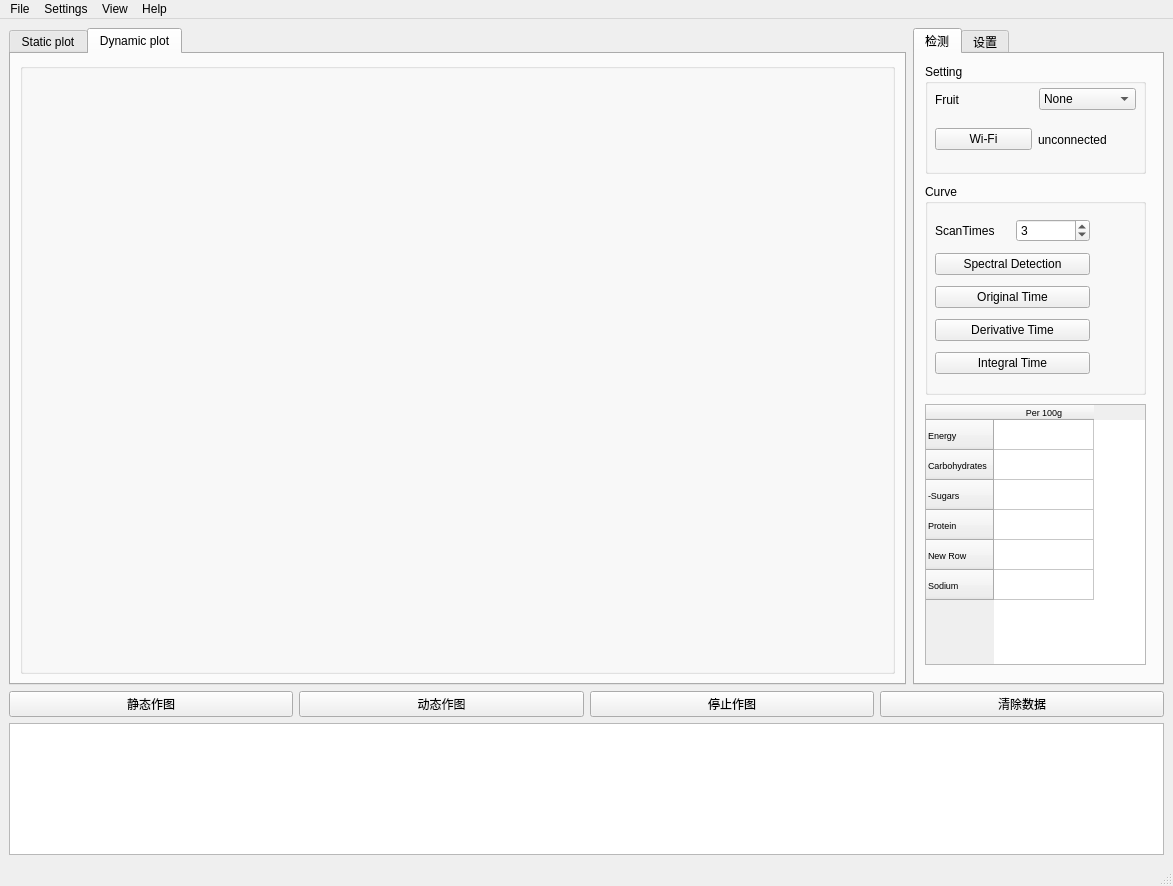
This is Software_project/junior_gui/Mainwindow.ui in fanghaow/Srtp_project as Qt 5 draws it before an edit. The edited form follows.
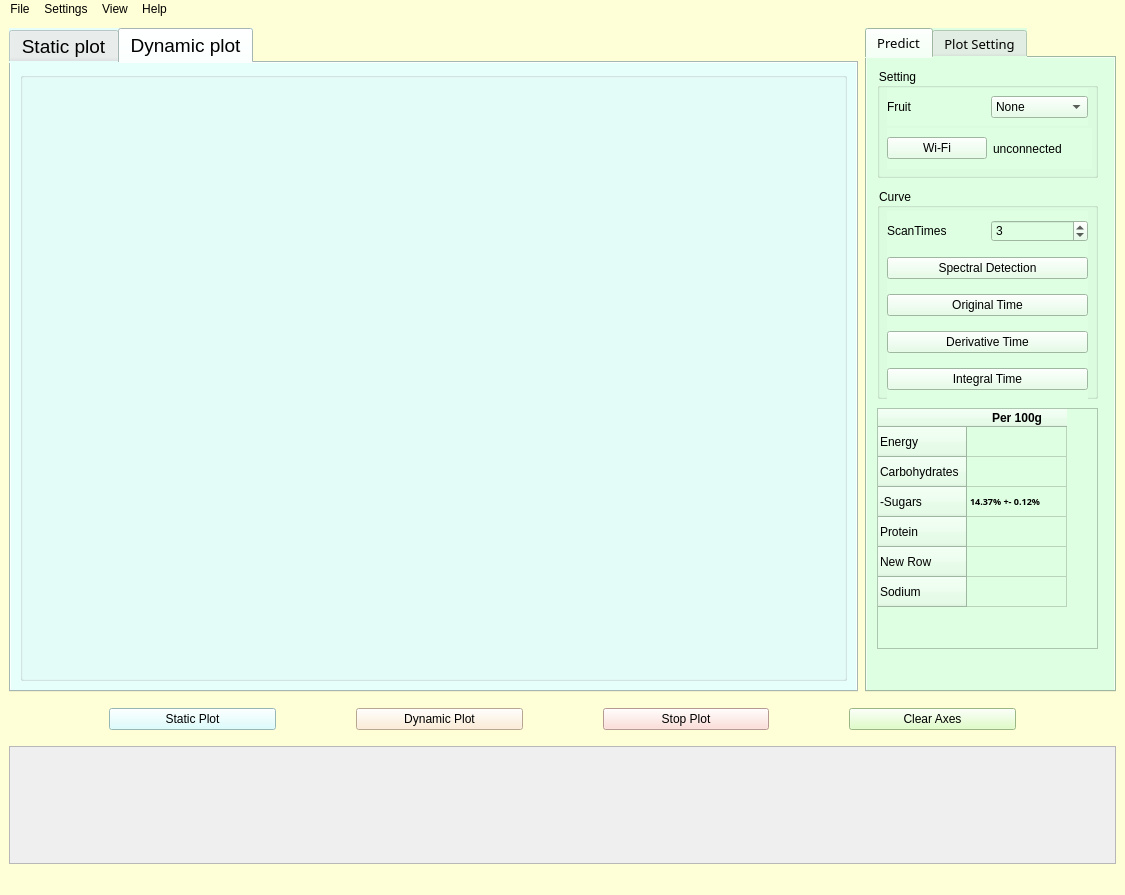
This is the edited form. The open tabs and pages were chosen to show the change.

Commit message: Completed model calibration and edit software gui for beauty

```diff
--- a/Software_project/junior_gui/Mainwindow.ui
+++ b/Software_project/junior_gui/Mainwindow.ui
@@ -6,13 +6,16 @@
    <rect>
     <x>0</x>
     <y>0</y>
-    <width>1173</width>
-    <height>886</height>
+    <width>1125</width>
+    <height>895</height>
    </rect>
   </property>
   <property name="windowTitle">
    <string>水果光谱检测</string>
   </property>
+  <property name="styleSheet">
+   <string notr="true">background-color: rgb(255, 255, 215);</string>
+  </property>
   <widget class="QWidget" name="centralwidget">
    <layout class="QVBoxLayout" name="verticalLayout_4" stretch="4,1">
     <item>
@@ -24,6 +27,15 @@
        <layout class="QVBoxLayout" name="verticalLayout">
         <item>
          <widget class="QTabWidget" name="tabWidget_2">
+          <property name="font">
+           <font>
+            <family>Arial</family>
+            <pointsize>14</pointsize>
+           </font>
+          </property>
+          <property name="styleSheet">
+           <string notr="true">background-color: rgb(231, 255, 251);</string>
+          </property>
           <property name="currentIndex">
            <number>0</number>
           </property>
@@ -76,6 +88,15 @@
           <height>16777215</height>
          </size>
         </property>
+        <property name="font">
+         <font>
+          <family>HGF1_CNKI</family>
+          <pointsize>10</pointsize>
+         </font>
+        </property>
+        <property name="styleSheet">
+         <string notr="true">background-color: rgb(222, 255, 225);</string>
+        </property>
         <property name="tabPosition">
          <enum>QTabWidget::North</enum>
         </property>
@@ -84,7 +105,7 @@
         </property>
         <widget class="QWidget" name="tab">
          <attribute name="title">
-          <string>检测</string>
+          <string>Predict</string>
          </attribute>
          <widget class="QGroupBox" name="groupSetting">
           <property name="geometry">
@@ -116,7 +137,7 @@
              <x>10</x>
              <y>20</y>
              <width>201</width>
-             <height>31</height>
+             <height>38</height>
             </rect>
            </property>
            <layout class="QHBoxLayout" name="horizontalLayout">
@@ -148,8 +169,8 @@
             <rect>
              <x>10</x>
              <y>60</y>
-             <width>199</width>
-             <height>31</height>
+             <width>205</width>
+             <height>41</height>
             </rect>
            </property>
            <layout class="QHBoxLayout" name="horizontalLayout_3">
@@ -198,9 +219,9 @@
            <property name="geometry">
             <rect>
              <x>10</x>
-             <y>30</y>
-             <width>155</width>
-             <height>168</height>
+             <y>23</y>
+             <width>201</width>
+             <height>192</height>
             </rect>
            </property>
            <layout class="QVBoxLayout" name="verticalLayout_2">
@@ -271,7 +292,7 @@
             <x>10</x>
             <y>350</y>
             <width>221</width>
-            <height>261</height>
+            <height>241</height>
            </rect>
           </property>
           <property name="minimumSize">
@@ -286,13 +307,24 @@
             <height>16777215</height>
            </size>
           </property>
+          <property name="font">
+           <font>
+            <family>Times New Roman</family>
+            <pointsize>28</pointsize>
+            <weight>50</weight>
+            <bold>false</bold>
+           </font>
+          </property>
           <row>
            <property name="text">
             <string>Energy</string>
            </property>
            <property name="font">
             <font>
-             <pointsize>7</pointsize>
+             <family>Arial</family>
+             <pointsize>9</pointsize>
+             <weight>50</weight>
+             <bold>false</bold>
             </font>
            </property>
           </row>
@@ -302,7 +334,10 @@
            </property>
            <property name="font">
             <font>
-             <pointsize>7</pointsize>
+             <family>Arial</family>
+             <pointsize>9</pointsize>
+             <weight>50</weight>
+             <bold>false</bold>
             </font>
            </property>
           </row>
@@ -312,7 +347,10 @@
            </property>
            <property name="font">
             <font>
-             <pointsize>7</pointsize>
+             <family>Arial</family>
+             <pointsize>9</pointsize>
+             <weight>50</weight>
+             <bold>false</bold>
             </font>
            </property>
           </row>
@@ -322,7 +360,10 @@
            </property>
            <property name="font">
             <font>
-             <pointsize>7</pointsize>
+             <family>Arial</family>
+             <pointsize>9</pointsize>
+             <weight>50</weight>
+             <bold>false</bold>
             </font>
            </property>
           </row>
@@ -332,7 +373,10 @@
            </property>
            <property name="font">
             <font>
-             <pointsize>7</pointsize>
+             <family>Arial</family>
+             <pointsize>9</pointsize>
+             <weight>50</weight>
+             <bold>false</bold>
             </font>
            </property>
           </row>
@@ -342,7 +386,10 @@
            </property>
            <property name="font">
             <font>
-             <pointsize>7</pointsize>
+             <family>Arial</family>
+             <pointsize>9</pointsize>
+             <weight>50</weight>
+             <bold>false</bold>
             </font>
            </property>
           </row>
@@ -352,15 +399,116 @@
            </property>
            <property name="font">
             <font>
-             <pointsize>7</pointsize>
+             <family>Arial</family>
+             <pointsize>9</pointsize>
+             <weight>75</weight>
+             <bold>true</bold>
             </font>
            </property>
+           <property name="background">
+            <color>
+             <red>85</red>
+             <green>255</green>
+             <blue>127</blue>
+            </color>
+           </property>
           </column>
+          <item row="0" column="0">
+           <property name="text">
+            <string/>
+           </property>
+           <property name="font">
+            <font>
+             <family>Arial Black</family>
+             <pointsize>8</pointsize>
+             <weight>75</weight>
+             <bold>true</bold>
+            </font>
+           </property>
+           <property name="background">
+            <brush brushstyle="NoBrush">
+             <color alpha="255">
+              <red>0</red>
+              <green>85</green>
+              <blue>255</blue>
+             </color>
+            </brush>
+           </property>
+          </item>
+          <item row="1" column="0">
+           <property name="text">
+            <string/>
+           </property>
+           <property name="background">
+            <brush brushstyle="NoBrush">
+             <color alpha="255">
+              <red>85</red>
+              <green>255</green>
+              <blue>127</blue>
+             </color>
+            </brush>
+           </property>
+          </item>
+          <item row="2" column="0">
+           <property name="text">
+            <string>14.37% +- 0.12%</string>
+           </property>
+           <property name="font">
+            <font>
+             <family>Arial Black</family>
+             <pointsize>7</pointsize>
+             <weight>75</weight>
+             <bold>true</bold>
+            </font>
+           </property>
+          </item>
+          <item row="3" column="0">
+           <property name="text">
+            <string/>
+           </property>
+           <property name="background">
+            <brush brushstyle="NoBrush">
+             <color alpha="255">
+              <red>85</red>
+              <green>170</green>
+              <blue>127</blue>
+             </color>
+            </brush>
+           </property>
+          </item>
+          <item row="4" column="0">
+           <property name="text">
+            <string/>
+           </property>
+           <property name="background">
+            <brush brushstyle="NoBrush">
+             <color alpha="255">
+              <red>255</red>
+              <green>170</green>
+              <blue>255</blue>
+             </color>
+            </brush>
+           </property>
+          </item>
+          <item row="5" column="0">
+           <property name="text">
+            <string/>
+           </property>
+           <property name="background">
+            <brush brushstyle="NoBrush">
+             <color alpha="255">
+              <red>255</red>
+              <green>255</green>
+              <blue>0</blue>
+             </color>
+            </brush>
+           </property>
+          </item>
          </widget>
         </widget>
         <widget class="QWidget" name="tab_2">
          <attribute name="title">
-          <string>设置</string>
+          <string>Plot Setting</string>
          </attribute>
          <widget class="QGroupBox" name="groupLine_1">
           <property name="geometry">
@@ -657,38 +805,79 @@
      <layout class="QVBoxLayout" name="verticalLayout_3">
       <item>
        <layout class="QHBoxLayout" name="horizontalLayout_6">
+        <property name="spacing">
+         <number>80</number>
+        </property>
+        <property name="leftMargin">
+         <number>100</number>
+        </property>
+        <property name="topMargin">
+         <number>10</number>
+        </property>
+        <property name="rightMargin">
+         <number>100</number>
+        </property>
+        <property name="bottomMargin">
+         <number>10</number>
+        </property>
         <item>
          <widget class="QPushButton" name="Static_plot">
+          <property name="contextMenuPolicy">
+           <enum>Qt::PreventContextMenu</enum>
+          </property>
+          <property name="layoutDirection">
+           <enum>Qt::LeftToRight</enum>
+          </property>
+          <property name="autoFillBackground">
+           <bool>false</bool>
+          </property>
+          <property name="styleSheet">
+           <string notr="true">background-color: rgb(212, 255, 255);</string>
+          </property>
           <property name="text">
-           <string>静态作图</string>
+           <string>Static Plot</string>
           </property>
          </widget>
         </item>
         <item>
          <widget class="QPushButton" name="dynamic_plot">
+          <property name="styleSheet">
+           <string notr="true">background-color: rgb(255, 234, 203);</string>
+          </property>
           <property name="text">
-           <string>动态作图</string>
+           <string>Dynamic Plot</string>
           </property>
          </widget>
         </item>
         <item>
          <widget class="QPushButton" name="End_plot">
+          <property name="styleSheet">
+           <string notr="true">background-color: rgb(255, 214, 206);</string>
+          </property>
           <property name="text">
-           <string>停止作图</string>
+           <string>Stop Plot</string>
           </property>
          </widget>
         </item>
         <item>
          <widget class="QPushButton" name="Erase_plot">
+          <property name="styleSheet">
+           <string notr="true">background-color: rgb(170, 255, 0);
+background-color: rgb(215, 255, 184);</string>
+          </property>
           <property name="text">
-           <string>清除数据</string>
+           <string>Clear Axes</string>
           </property>
          </widget>
         </item>
        </layout>
       </item>
       <item>
-       <widget class="QTextEdit" name="textEdit"/>
+       <widget class="QTextEdit" name="textEdit">
+        <property name="styleSheet">
+         <string notr="true">background-color: rgb(239, 239, 239);</string>
+        </property>
+       </widget>
       </item>
      </layout>
     </item>
@@ -699,7 +888,7 @@
     <rect>
      <x>0</x>
      <y>0</y>
-     <width>1173</width>
+     <width>1125</width>
      <height>26</height>
     </rect>
    </property>
```
Left out of the diff: 100 changed lines with no effect on the pictures. The commit also changes 7 other files.
